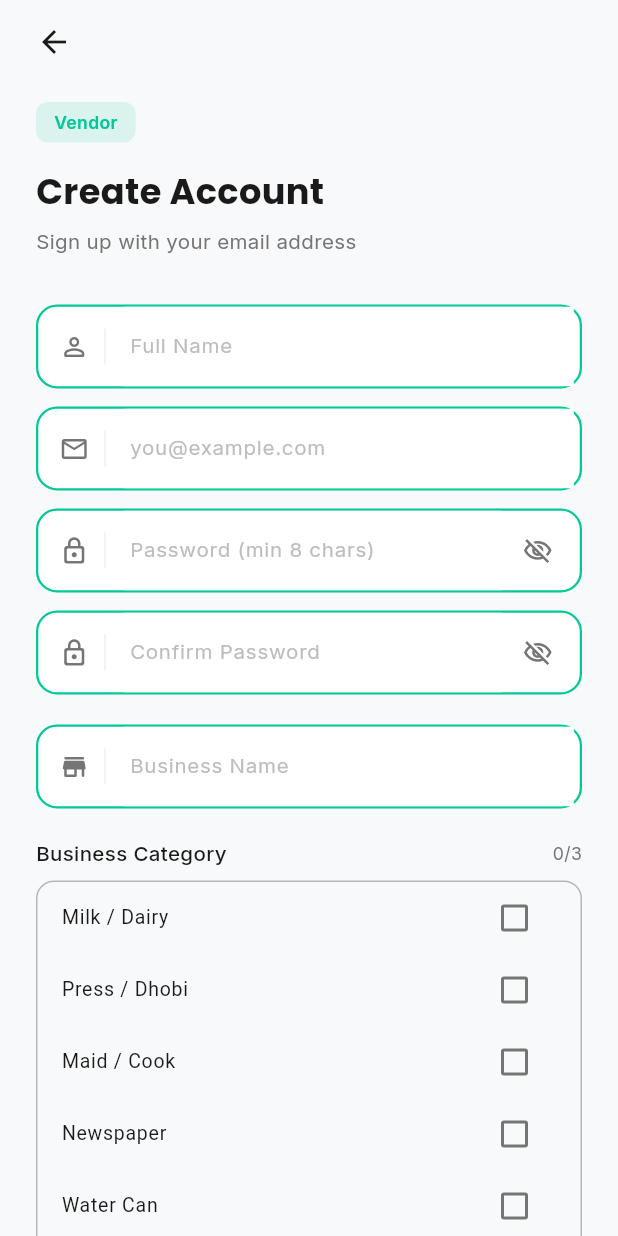
After one commit to Eyepatch420/saath_khata, a Flutter app: the EmailSignupScreen screen opened by its route, on a phone screen of 412 x 824 dp. The commit adds this screen. Run offline on Flutter 3.47's test engine with Material 3 defaults, Android fonts, the phone set to English and light mode, and no system bars; our stand-ins replace cached_network_image, dio, equatable, flutter_bloc, flutter_dotenv, flutter_image_compress and 15 more; accounts and stored records are empty; project files that could hold a hidden picture were left out.

Commit message:
feat(F002): email signup flow for vendors and customers
Adds EmailSignupScreen with full vendor/customer fields (multi-category
checkboxes, location picker, UPI). New AuthEmailSignupRequested event
handled by AuthBloc via POST /auth/email-signup. EmailLoginScreen now
links to signup. Route /email-signup added to public routes.

```diff
--- a/lib/core/network/api_endpoints.dart
+++ b/lib/core/network/api_endpoints.dart
@@ -9,6 +9,7 @@ class ApiEndpoints {
   static const String signup = '/auth/signup';
   static const String login = '/auth/login'; // kept for legacy reference only
   static const String emailLogin = '/auth/email-login';
+  static const String emailSignup = '/auth/email-signup';
   static const String refresh = '/auth/refresh';
   static const String logout = '/auth/logout';
   static const String logoutAll = '/auth/logout-all';
--- a/lib/core/router/app_router.dart
+++ b/lib/core/router/app_router.dart
@@ -8,6 +8,7 @@ import '../../features/auth/presentation/screens/role_selection_screen.dart';
 import '../../features/auth/presentation/screens/login_screen.dart';
 import '../../features/auth/presentation/screens/phone_entry_screen.dart';
 import '../../features/auth/presentation/screens/email_login_screen.dart';
+import '../../features/auth/presentation/screens/email_signup_screen.dart';
 import '../../features/auth/presentation/screens/otp_verify_screen.dart';
 import 'package:flutter_bloc/flutter_bloc.dart';
 import '../constants/app_colors.dart';
@@ -133,6 +134,7 @@ class AppRouter {
   static const String membershipRequests = '/membership-requests';
   static const String bulkCharge = '/bulk-charge';
   static const String emailLogin = '/email-login';
+  static const String emailSignup = '/email-signup';
   static const String vendorOrders = '/vendor/orders';
   static const String customerOrders = '/customer/orders';
   static const String staffOrders = '/staff-home/orders';
@@ -149,6 +151,7 @@ class AppRouter {
     otpVerify,
     login,
     emailLogin,
+    emailSignup,
     profileSetup,
     locationPicker,
   };
@@ -221,6 +224,13 @@ class AppRouter {
         builder: (context, state) {
           final role = state.extra as String? ?? 'vendor';
           return EmailLoginScreen(role: role);
+        },
+      ),
+      GoRoute(
+        path: emailSignup,
+        builder: (context, state) {
+          final role = state.extra as String? ?? 'vendor';
+          return EmailSignupScreen(role: role);
         },
       ),
       GoRoute(
--- a/lib/features/auth/presentation/bloc/auth_bloc.dart
+++ b/lib/features/auth/presentation/bloc/auth_bloc.dart
@@ -27,6 +27,7 @@ class AuthBloc extends Bloc<AuthEvent, AuthState> {
     on<AuthOtpSendRequested>(_onOtpSend);
     on<AuthOtpVerifyRequested>(_onOtpVerify);
     on<AuthEmailLoginRequested>(_onEmailLogin);
+    on<AuthEmailSignupRequested>(_onEmailSignup);
     on<AuthSignupRequested>(_onSignup);
     on<AuthLogoutRequested>(_onLogout);
     on<AuthProfileUpdateRequested>(_onUpdateProfile);
@@ -61,6 +62,44 @@ class AuthBloc extends Bloc<AuthEvent, AuthState> {
     } catch (e) {
       AppLogger.e(_m, 'Session check failed', e);
       emit(const AuthUnauthenticated());
+    }
+  }
+
+  Future<void> _onEmailSignup(
+    AuthEmailSignupRequested event,
+    Emitter<AuthState> emit,
+  ) async {
+    AppLogger.i(_m, 'Email signup: ${event.email} as ${event.role}');
+    emit(const AuthLoading());
+    try {
+      final result = await _authRepository.emailSignup(
+        email: event.email,
+        password: event.password,
+        name: event.name,
+        role: event.role,
+        upiId: event.upiId,
+        businessName: event.businessName,
+        businessCategory: event.businessCategory,
+        businessCategories: event.businessCategories,
+        businessAddress: event.businessAddress,
+        customerLatitude: event.customerLatitude,
+        customerLongitude: event.customerLongitude,
+        customerAddress: event.customerAddress,
+      );
+      await _storage.saveTokens(
+        accessToken: result.tokens.accessToken,
+        refreshToken: result.tokens.refreshToken,
+        expiresIn: result.tokens.expiresIn,
+      );
+      await _storage.saveFullUser(result.user);
+      AppLogger.i(_m, 'Email signup success — ${result.user.email} (${result.user.role})');
+      getIt<LedgerSocketService>().connect(result.tokens.accessToken);
+      await getIt<PushNotificationService>().initialize();
+      getIt<NotificationBloc>().add(LoadUnreadCount());
+      emit(AuthAuthenticated(result.user));
+    } catch (e) {
+      AppLogger.e(_m, 'Email signup failed', e);
+      emit(AuthError(e.toString().replaceFirst('Exception: ', '')));
     }
   }
 
--- a/lib/features/auth/presentation/bloc/auth_event.dart
+++ b/lib/features/auth/presentation/bloc/auth_event.dart
@@ -71,6 +71,41 @@ class AuthSignupRequested extends AuthEvent {
   List<Object?> get props => [signupToken, name, role];
 }
 
+// ─── Email signup (no OTP required) ──────────────────────────────────────────
+
+class AuthEmailSignupRequested extends AuthEvent {
+  final String email;
+  final String password;
+  final String name;
+  final String role;
+  final String? upiId;
+  final String? businessName;
+  final String? businessCategory;
+  final List<String>? businessCategories;
+  final String? businessAddress;
+  final double? customerLatitude;
+  final double? customerLongitude;
+  final String? customerAddress;
+
+  const AuthEmailSignupRequested({
+    required this.email,
+    required this.password,
+    required this.name,
+    required this.role,
+    this.upiId,
+    this.businessName,
+    this.businessCategory,
+    this.businessCategories,
+    this.businessAddress,
+    this.customerLatitude,
+    this.customerLongitude,
+    this.customerAddress,
+  });
+
+  @override
+  List<Object?> get props => [email, name, role];
+}
+
 // ─── Email + password login ───────────────────────────────────────────────────
 
 class AuthEmailLoginRequested extends AuthEvent {
--- /dev/null
+++ b/lib/features/auth/presentation/screens/email_signup_screen.dart
@@ -0,0 +1,422 @@
+import 'package:flutter/material.dart';
+import 'package:flutter_bloc/flutter_bloc.dart';
+import 'package:go_router/go_router.dart';
+
+import '../../../../core/constants/app_colors.dart';
+import '../../../../core/constants/app_typography.dart';
+import '../../../../core/router/app_router.dart';
+import '../../../../core/widgets/primary_button.dart';
+import '../../../../l10n/app_localizations.dart';
+import '../../../../shared/models/location_model.dart';
+import '../../../../shared/widgets/app_toast.dart';
+import '../../../../shared/widgets/location_picker_tile.dart';
+import '../bloc/auth_bloc.dart';
+import '../bloc/auth_event.dart';
+import '../bloc/auth_state.dart';
+
+class EmailSignupScreen extends StatefulWidget {
+  final String role;
+  const EmailSignupScreen({super.key, required this.role});
+
+  @override
+  State<EmailSignupScreen> createState() => _EmailSignupScreenState();
+}
+
+class _EmailSignupScreenState extends State<EmailSignupScreen> {
+  static const List<String> _kVendorCategories = [
+    'Milk / Dairy',
+    'Press / Dhobi',
+    'Maid / Cook',
+    'Newspaper',
+    'Water Can',
+    'Tiffin / Food',
+    'Kirana / Grocery',
+    'Salon / Parlour',
+    'Construction Labour',
+    'Transport / Auto',
+    'Gym / Fitness',
+    'Other',
+  ];
+
+  final _nameController = TextEditingController();
+  final _emailController = TextEditingController();
+  final _passwordController = TextEditingController();
+  final _confirmController = TextEditingController();
+  final _businessNameController = TextEditingController();
+  final _businessAddressController = TextEditingController();
+  final _upiController = TextEditingController();
+
+  bool _obscurePassword = true;
+  bool _obscureConfirm = true;
+  List<String> _selectedCategories = [];
+  LocationData? _pickedLocation;
+
+  @override
+  void dispose() {
+    _nameController.dispose();
+    _emailController.dispose();
+    _passwordController.dispose();
+    _confirmController.dispose();
+    _businessNameController.dispose();
+    _businessAddressController.dispose();
+    _upiController.dispose();
+    super.dispose();
+  }
+
+  void _submit(BuildContext ctx) {
+    final l10n = AppLocalizations.of(ctx)!;
+    final name = _nameController.text.trim();
+    final email = _emailController.text.trim();
+    final password = _passwordController.text;
+    final confirm = _confirmController.text;
+
+    if (name.isEmpty || email.isEmpty || password.isEmpty || confirm.isEmpty) {
+      AppToast.show(ctx, l10n.fillRequiredFields, type: ToastType.warning);
+      return;
+    }
+    if (!RegExp(r'^[\w.+-]+@[\w-]+\.[a-zA-Z]{2,}$').hasMatch(email)) {
+      AppToast.show(ctx, l10n.invalidEmailAddress, type: ToastType.error);
+      return;
+    }
+    if (password != confirm) {
+      AppToast.show(ctx, 'Passwords do not match', type: ToastType.error);
+      return;
+    }
+    if (password.length < 8) {
+      AppToast.show(ctx, 'Password must be at least 8 characters', type: ToastType.error);
+      return;
+    }
+
+    ctx.read<AuthBloc>().add(
+          AuthEmailSignupRequested(
+            email: email,
+            password: password,
+            name: name,
+            role: widget.role,
+            upiId: _upiController.text.trim().isEmpty ? null : _upiController.text.trim(),
+            businessName: _businessNameController.text.trim().isEmpty
+                ? null
+                : _businessNameController.text.trim(),
+            businessCategory: _selectedCategories.isNotEmpty ? _selectedCategories.first : null,
+            businessCategories: _selectedCategories.isNotEmpty ? _selectedCategories : null,
+            businessAddress: _businessAddressController.text.trim().isEmpty
+                ? null
+                : _businessAddressController.text.trim(),
+            customerLatitude: widget.role == 'customer' ? _pickedLocation?.lat : null,
+            customerLongitude: widget.role == 'customer' ? _pickedLocation?.lng : null,
+            customerAddress: widget.role == 'customer' ? _pickedLocation?.displayName : null,
+          ),
+        );
+  }
+
+  @override
+  Widget build(BuildContext context) {
+    final l10n = AppLocalizations.of(context)!;
+    final isVendor = widget.role == 'vendor';
+    final roleColor = isVendor ? AppColors.primary : AppColors.customerAccent;
+    final roleLabel = isVendor ? l10n.vendor : l10n.customer;
+    final cs = Theme.of(context).colorScheme;
+
+    return BlocConsumer<AuthBloc, AuthState>(
+      listener: (ctx, state) {
+        if (state is AuthError) {
+          AppToast.show(ctx, state.message, type: ToastType.error);
+        }
+      },
+      builder: (ctx, state) {
+        final isLoading = state is AuthLoading;
+        return Scaffold(
+          body: SafeArea(
+            child: SingleChildScrollView(
+              padding: const EdgeInsets.symmetric(horizontal: 24),
+              child: Column(
+                crossAxisAlignment: CrossAxisAlignment.start,
+                children: [
+                  const SizedBox(height: 16),
+                  GestureDetector(
+                    onTap: () => context.pop(),
+                    child: Icon(Icons.arrow_back, size: 24, color: cs.onSurface),
+                  ),
+                  const SizedBox(height: 28),
+                  Container(
+                    padding: const EdgeInsets.symmetric(horizontal: 12, vertical: 5),
+                    decoration: BoxDecoration(
+                      color: roleColor.withValues(alpha: 0.12),
+                      borderRadius: BorderRadius.circular(8),
+                    ),
+                    child: Text(
+                      roleLabel,
+                      style: AppTypography.bodySmall.copyWith(
+                        color: roleColor,
+                        fontWeight: FontWeight.w600,
+                      ),
+                    ),
+                  ),
+                  const SizedBox(height: 16),
+                  Text(
+                    'Create Account',
+                    style: AppTypography.h1.copyWith(color: cs.onSurface),
+                  ),
+                  const SizedBox(height: 6),
+                  Text(
+                    'Sign up with your email address',
+                    style: AppTypography.bodyMedium.copyWith(color: AppColors.textSecondary),
+                  ),
+                  const SizedBox(height: 32),
+
+                  // ─── Core fields ───────────────────────────────────────────
+                  _InputField(
+                    controller: _nameController,
+                    hintText: l10n.fullName,
+                    prefixIcon: Icons.person_outline_rounded,
+                    enabled: !isLoading,
+                  ),
+                  const SizedBox(height: 12),
+                  _InputField(
+                    controller: _emailController,
+                    hintText: l10n.emailPlaceholder,
+                    prefixIcon: Icons.email_outlined,
+                    keyboardType: TextInputType.emailAddress,
+                    enabled: !isLoading,
+                  ),
+                  const SizedBox(height: 12),
+                  _InputField(
+                    controller: _passwordController,
+                    hintText: '${l10n.password} (min 8 chars)',
+                    prefixIcon: Icons.lock_outline_rounded,
+                    obscureText: _obscurePassword,
+                    enabled: !isLoading,
+                    suffixIcon: IconButton(
+                      icon: Icon(
+                        _obscurePassword ? Icons.visibility_off_outlined : Icons.visibility_outlined,
+                        color: AppColors.textSecondary,
+                        size: 20,
+                      ),
+                      onPressed: () => setState(() => _obscurePassword = !_obscurePassword),
+                    ),
+                  ),
+                  const SizedBox(height: 12),
+                  _InputField(
+                    controller: _confirmController,
+                    hintText: 'Confirm Password',
+                    prefixIcon: Icons.lock_outline_rounded,
+                    obscureText: _obscureConfirm,
+                    enabled: !isLoading,
+                    suffixIcon: IconButton(
+                      icon: Icon(
+                        _obscureConfirm ? Icons.visibility_off_outlined : Icons.visibility_outlined,
+                        color: AppColors.textSecondary,
+                        size: 20,
+                      ),
+                      onPressed: () => setState(() => _obscureConfirm = !_obscureConfirm),
+                    ),
+                  ),
+
+                  // ─── Vendor-only fields ────────────────────────────────────
+                  if (isVendor) ...[
+                    const SizedBox(height: 20),
+                    _InputField(
+                      controller: _businessNameController,
+                      hintText: l10n.businessName,
+                      prefixIcon: Icons.store_rounded,
+                      enabled: !isLoading,
+                    ),
+                    const SizedBox(height: 20),
+                    Row(
+                      mainAxisAlignment: MainAxisAlignment.spaceBetween,
+                      children: [
+                        Text(l10n.businessCategory, style: AppTypography.labelLarge),
+                        Text(
+                          '${_selectedCategories.length}/3',
+                          style: AppTypography.bodySmall.copyWith(
+                            color: _selectedCategories.length >= 3
+                                ? AppColors.error
+                                : AppColors.textSecondary,
+                          ),
+                        ),
+                      ],
+                    ),
+                    const SizedBox(height: 8),
+                    Container(
+                      decoration: BoxDecoration(
+                        border: Border.all(
+                          color: Theme.of(context).colorScheme.outline.withValues(alpha: 0.5),
+                        ),
+                        borderRadius: BorderRadius.circular(12),
+                      ),
+                      child: Column(
+                        children: _kVendorCategories.map((cat) {
+                          final isSelected = _selectedCategories.contains(cat);
+                          final isDisabled = !isSelected && _selectedCategories.length >= 3;
+                          return CheckboxListTile(
+                            value: isSelected,
+                            onChanged: isLoading || isDisabled
+                                ? null
+                                : (val) {
+                                    setState(() {
+                                      if (val == true) {
+                                        _selectedCategories.add(cat);
+                                      } else {
+                                        _selectedCategories.remove(cat);
+                                      }
+                                    });
+                                  },
+                            title: Text(
+                              cat,
+                              style: TextStyle(color: isDisabled ? AppColors.textHint : null),
+                            ),
+                            dense: true,
+                            shape: RoundedRectangleBorder(
+                              borderRadius: BorderRadius.circular(8),
+                            ),
+                          );
+                        }).toList(),
+                      ),
+                    ),
+                    const SizedBox(height: 20),
+                    LocationPickerTile(
+                      location: _pickedLocation,
+                      enabled: !isLoading,
+                      onTap: () async {
+                        final result = await context.push<LocationData>(
+                          AppRouter.locationPicker,
+                          extra: _pickedLocation,
+                        );
+                        if (result != null) {
+                          setState(() {
+                            _pickedLocation = result;
+                            _businessAddressController.text = result.displayName;
+                          });
+                        }
+                      },
+                    ),
+                  ],
+
+                  // ─── Customer-only fields ──────────────────────────────────
+                  if (!isVendor) ...[
+                    const SizedBox(height: 20),
+                    LocationPickerTile(
+                      location: _pickedLocation,
+                      enabled: !isLoading,
+                      onTap: () async {
+                        final result = await context.push<LocationData>(
+                          AppRouter.locationPicker,
+                          extra: _pickedLocation,
+                        );
+                        if (result != null) setState(() => _pickedLocation = result);
+                      },
+                    ),
+                  ],
+
+                  // ─── UPI (optional) ────────────────────────────────────────
+                  const SizedBox(height: 20),
+                  _InputField(
+                    controller: _upiController,
+                    hintText: '${l10n.upiId} (optional)',
+                    prefixIcon: Icons.payments_rounded,
+                    enabled: !isLoading,
+                  ),
+                  const SizedBox(height: 32),
+
+                  PrimaryButton(
+                    label: 'Create Account',
+                    isLoading: isLoading,
+                    onPressed: isLoading ? null : () => _submit(ctx),
+                  ),
+                  const SizedBox(height: 16),
+                  Center(
+                    child: GestureDetector(
+                      onTap: isLoading
+                          ? null
+                          : () => context.pushReplacement(
+                                AppRouter.emailLogin,
+                                extra: widget.role,
+                              ),
+                      child: RichText(
+                        text: TextSpan(
+                          text: 'Already have an account? ',
+                          style: AppTypography.bodySmall.copyWith(color: AppColors.textSecondary),
+                          children: [
+                            TextSpan(
+                              text: 'Log in',
+                              style: AppTypography.bodySmall.copyWith(
+                                color: AppColors.primary,
+                                fontWeight: FontWeight.w600,
+                              ),
+                            ),
+                          ],
+                        ),
+                      ),
+                    ),
+                  ),
+                  const SizedBox(height: 24),
+                ],
+              ),
+            ),
+          ),
+        );
+      },
+    );
+  }
+}
+
+class _InputField extends StatelessWidget {
+  final TextEditingController controller;
+  final String hintText;
+  final IconData prefixIcon;
+  final TextInputType keyboardType;
+  final bool obscureText;
+  final bool enabled;
+  final Widget? suffixIcon;
+
+  const _InputField({
+    required this.controller,
+    required this.hintText,
+    required this.prefixIcon,
+    this.keyboardType = TextInputType.text,
+    this.obscureText = false,
+    this.enabled = true,
+    this.suffixIcon,
+  });
+
+  @override
+  Widget build(BuildContext context) {
+    final cs = Theme.of(context).colorScheme;
+    final isDark = Theme.of(context).brightness == Brightness.dark;
+    return Container(
+      decoration: BoxDecoration(
+        color: cs.surface,
+        borderRadius: BorderRadius.circular(14),
+        border: Border.all(color: AppColors.primary, width: 1.5),
+      ),
+      child: Row(
+        children: [
+          const SizedBox(width: 14),
+          Icon(prefixIcon, size: 20, color: AppColors.textSecondary),
+          const SizedBox(width: 10),
+          Container(width: 1, height: 24, color: isDark ? Colors.white24 : AppColors.divider),
+          const SizedBox(width: 12),
+          Expanded(
+            child: TextField(
+              controller: controller,
+              keyboardType: keyboardType,
+              obscureText: obscureText,
+              enabled: enabled,
+              style: AppTypography.bodyMedium.copyWith(color: cs.onSurface),
+              decoration: InputDecoration(
+                hintText: hintText,
+                hintStyle: AppTypography.bodyMedium.copyWith(color: AppColors.textHint),
+                border: InputBorder.none,
+                enabledBorder: InputBorder.none,
+                focusedBorder: InputBorder.none,
+                contentPadding: const EdgeInsets.symmetric(vertical: 16),
+              ),
+            ),
+          ),
+          if (suffixIcon != null) suffixIcon!,
+          const SizedBox(width: 4),
+        ],
+      ),
+    );
+  }
+}
```
Also changed, not shown: lib/features/auth/data/repositories/auth_repository_impl.dart (+40 -0 lines), lib/features/auth/domain/repositories/auth_repository.dart (+17 -0 lines), lib/features/auth/presentation/screens/email_login_screen.dart (+28 -0 lines).
